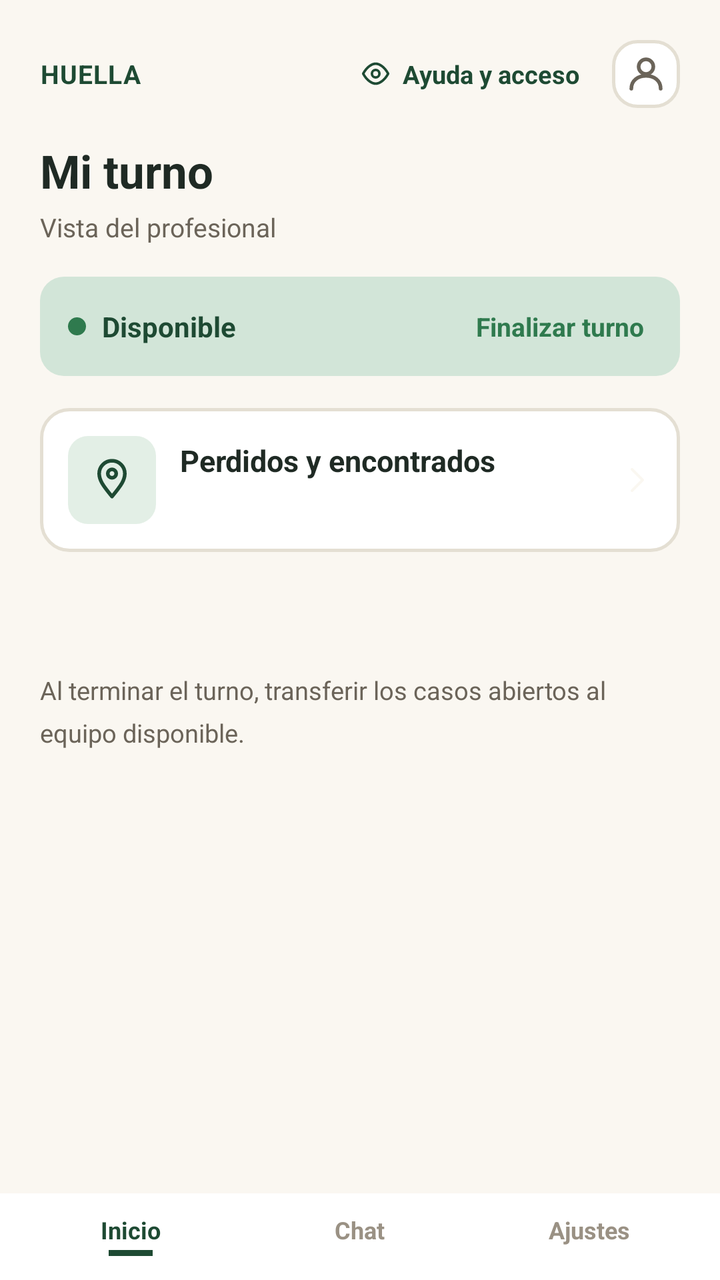
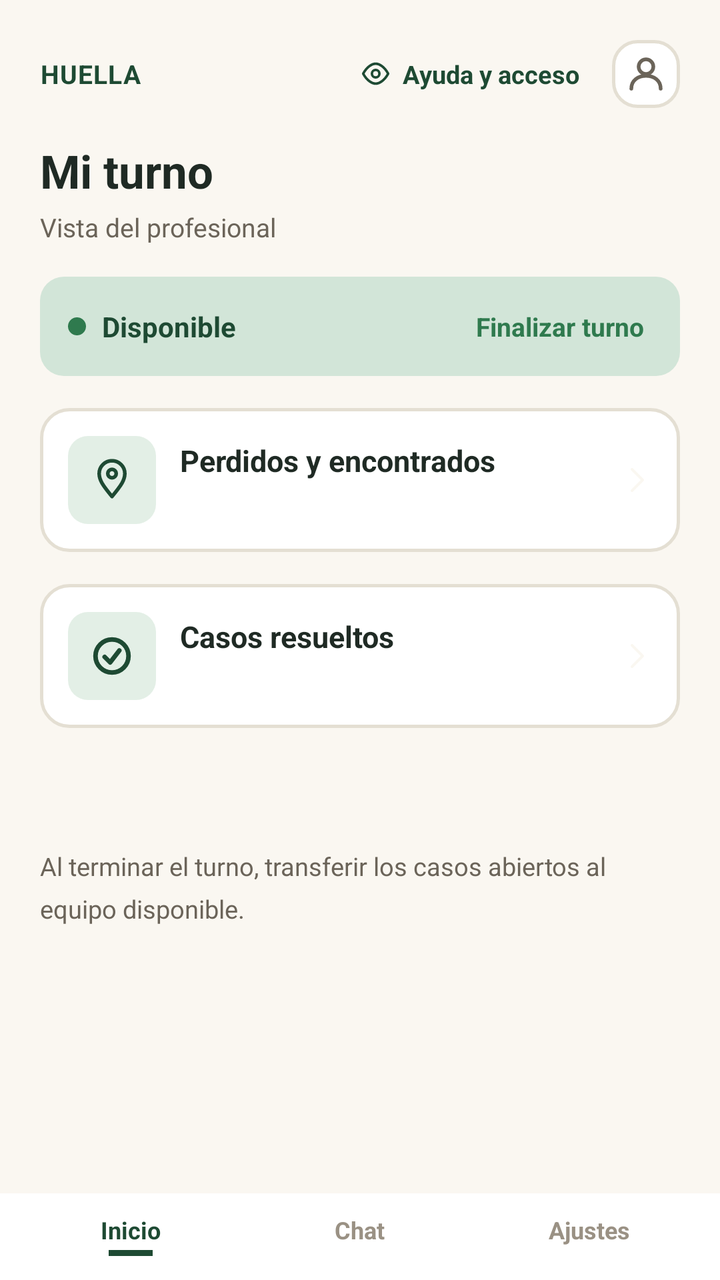

Two renders of the same Android screen: before a commit and after it. Below are the layout's source before the change and the commit's diff.
<!-- AndroidManifest.xml: application theme Theme.HUELLASEGURA -->
<!-- res/layout/activity_bandeja_profesional.xml -->
<?xml version="1.0" encoding="utf-8"?>
<LinearLayout xmlns:android="http://schemas.android.com/apk/res/android"
    xmlns:app="http://schemas.android.com/apk/res-auto"
    android:id="@+id/root"
    android:layout_width="match_parent"
    android:layout_height="match_parent"
    android:background="@color/surface_background"
    android:orientation="vertical">

    <LinearLayout
        android:layout_width="match_parent"
        android:layout_height="wrap_content"
        android:gravity="center_vertical"
        android:orientation="horizontal"
        android:paddingStart="20dp"
        android:paddingTop="20dp"
        android:paddingEnd="20dp">

        <TextView
            android:layout_width="0dp"
            android:layout_height="wrap_content"
            android:layout_weight="1"
            android:letterSpacing="0.03"
            android:text="@string/report_brand_wordmark"
            android:textColor="@color/brand_dark"
            android:textSize="13sp"
            android:textStyle="bold" />

        <LinearLayout
            android:id="@+id/btnHelpAccess"
            android:layout_width="wrap_content"
            android:layout_height="wrap_content"
            android:layout_marginEnd="10dp"
            android:clickable="true"
            android:focusable="true"
            android:gravity="center_vertical"
            android:orientation="horizontal"
            android:padding="6dp">

            <ImageView
                android:layout_width="15dp"
                android:layout_height="15dp"
                android:contentDescription="@null"
                android:src="@drawable/ic_eye_outline" />

            <TextView
                android:layout_width="wrap_content"
                android:layout_height="wrap_content"
                android:layout_marginStart="6dp"
                android:text="@string/report_help_access"
                android:textColor="@color/brand_dark"
                android:textSize="12.5sp"
                android:textStyle="bold" />
        </LinearLayout>

        <ImageButton
            android:id="@+id/btnProfile"
            android:layout_width="34dp"
            android:layout_height="34dp"
            android:background="@drawable/bg_icon_button"
            android:contentDescription="@string/profile_button"
            android:padding="7dp"
            android:src="@drawable/ic_profile" />
    </LinearLayout>

    <ScrollView
        android:id="@+id/scrollCases"
        android:layout_width="match_parent"
        android:layout_height="0dp"
        android:layout_weight="1"
        android:fillViewport="true">

        <LinearLayout
            android:layout_width="match_parent"
            android:layout_height="wrap_content"
            android:orientation="vertical"
            android:paddingStart="20dp"
            android:paddingTop="16dp"
            android:paddingEnd="20dp"
            android:paddingBottom="8dp">

            <TextView
                android:layout_width="wrap_content"
                android:layout_height="wrap_content"
                android:text="@string/professional_shift_title"
                android:textColor="@color/text_primary"
                android:textSize="23sp"
                android:textStyle="bold" />

            <TextView
                android:layout_width="wrap_content"
                android:layout_height="wrap_content"
                android:layout_marginTop="4dp"
                android:layout_marginBottom="16dp"
                android:text="@string/professional_shift_subtitle"
                android:textColor="@color/text_secondary"
                android:textSize="13sp" />

            <LinearLayout
                android:id="@+id/cardShiftStatus"
                android:layout_width="match_parent"
                android:layout_height="wrap_content"
                android:layout_marginBottom="16dp"
                android:background="@drawable/bg_shift_status"
                android:gravity="center_vertical"
                android:orientation="horizontal"
                android:paddingStart="14dp"
                android:paddingTop="12dp"
                android:paddingEnd="14dp"
                android:paddingBottom="12dp">

                <View
                    android:id="@+id/dotStatus"
                    android:layout_width="9dp"
                    android:layout_height="9dp"
                    android:background="@drawable/shape_dot_active" />

                <TextView
                    android:id="@+id/tvStatus"
                    android:layout_width="0dp"
                    android:layout_height="wrap_content"
                    android:layout_marginStart="8dp"
                    android:layout_weight="1"
                    android:text="@string/professional_status_available"
                    android:textColor="@color/brand_dark"
                    android:textSize="14sp"
                    android:textStyle="bold" />

                <TextView
                    android:id="@+id/tvToggleShift"
                    android:layout_width="wrap_content"
                    android:layout_height="wrap_content"
                    android:background="?attr/selectableItemBackgroundBorderless"
                    android:padding="4dp"
                    android:text="@string/professional_end_shift"
                    android:textColor="@color/accent_green"
                    android:textSize="13sp"
                    android:textStyle="bold" />
            </LinearLayout>

            <LinearLayout
                android:id="@+id/cardPerdidos"
                android:layout_width="match_parent"
                android:layout_height="wrap_content"
                android:layout_marginBottom="16dp"
                android:background="@drawable/bg_card"
                android:clickable="true"
                android:focusable="true"
                android:foreground="?attr/selectableItemBackground"
                android:gravity="center_vertical"
                android:orientation="horizontal"
                android:padding="14dp">

                <FrameLayout
                    android:layout_width="44dp"
                    android:layout_height="44dp"
                    android:background="@drawable/bg_icon_soft">

                    <ImageView
                        android:layout_width="22dp"
                        android:layout_height="22dp"
                        android:layout_gravity="center"
                        android:contentDescription="@null"
                        android:src="@drawable/ic_location_pin" />
                </FrameLayout>

                <LinearLayout
                    android:layout_width="0dp"
                    android:layout_height="wrap_content"
                    android:layout_marginStart="12dp"
                    android:layout_weight="1"
                    android:orientation="vertical">

                    <TextView
                        android:layout_width="wrap_content"
                        android:layout_height="wrap_content"
                        android:text="@string/perdidos_inbox_title"
                        android:textColor="@color/text_primary"
                        android:textSize="15sp"
                        android:textStyle="bold" />

                    <TextView
                        android:id="@+id/tvPerdidosCount"
                        android:layout_width="wrap_content"
                        android:layout_height="wrap_content"
                        android:layout_marginTop="2dp"
                        android:textColor="@color/text_secondary"
                        android:textSize="12.5sp" />
                </LinearLayout>

                <View
                    android:id="@+id/dotPerdidos"
                    android:layout_width="10dp"
                    android:layout_height="10dp"
                    android:background="@drawable/shape_dot_active"
                    android:visibility="invisible" />

                <ImageView
                    android:layout_width="16dp"
                    android:layout_height="16dp"
                    android:layout_marginStart="8dp"
                    android:contentDescription="@null"
                    android:rotation="180"
                    android:src="@drawable/ic_arrow_back" />
            </LinearLayout>

            <LinearLayout
                android:layout_width="match_parent"
                android:layout_height="wrap_content"
                android:layout_marginBottom="16dp"
                android:orientation="horizontal">

                <TextView
                    android:id="@+id/tvCountPending"
                    android:layout_width="wrap_content"
                    android:layout_height="wrap_content"
                    android:layout_marginEnd="18dp"
                    android:textColor="@color/text_primary"
                    android:textSize="15sp"
                    android:textStyle="bold" />

                <TextView
                    android:id="@+id/tvCountAttending"
                    android:layout_width="wrap_content"
                    android:layout_height="wrap_content"
                    android:textColor="@color/text_primary"
                    android:textSize="15sp"
                    android:textStyle="bold" />
            </LinearLayout>

            <LinearLayout
                android:id="@+id/casesContainer"
                android:layout_width="match_parent"
                android:layout_height="wrap_content"
                android:layout_marginBottom="8dp"
                android:orientation="vertical" />

            <TextView
                android:layout_width="match_parent"
                android:layout_height="wrap_content"
                android:lineSpacingMultiplier="1.4"
                android:text="@string/professional_footer_note"
                android:textColor="@color/text_secondary"
                android:textSize="12.5sp" />
        </LinearLayout>
    </ScrollView>

    <LinearLayout
        android:layout_width="match_parent"
        android:layout_height="wrap_content"
        android:background="@android:color/white"
        android:orientation="horizontal"
        android:paddingStart="8dp"
        android:paddingTop="10dp"
        android:paddingEnd="8dp"
        android:paddingBottom="12dp">

        <LinearLayout
            android:id="@+id/tabInicio"
            android:layout_width="0dp"
            android:layout_height="wrap_content"
            android:layout_weight="1"
            android:gravity="center"
            android:orientation="vertical">

            <TextView
                android:layout_width="wrap_content"
                android:layout_height="wrap_content"
                android:text="@string/nav_home"
                android:textColor="@color/brand_dark"
                android:textSize="12sp"
                android:textStyle="bold" />

            <View
                android:layout_width="22dp"
                android:layout_height="3dp"
                android:layout_marginTop="2dp"
                android:background="@color/brand_dark" />
        </LinearLayout>


        <LinearLayout
            android:id="@+id/tabChat"
            android:layout_width="0dp"
            android:layout_height="wrap_content"
            android:layout_weight="1"
            android:gravity="center"
            android:orientation="vertical">

            <TextView
                android:layout_width="wrap_content"
                android:layout_height="wrap_content"
                android:text="@string/nav_chat"
                android:textColor="@color/field_placeholder"
                android:textSize="12sp"
                android:textStyle="bold" />

            <View
                android:layout_width="22dp"
                android:layout_height="3dp"
                android:layout_marginTop="2dp"
                android:background="@android:color/transparent" />
        </LinearLayout>

        <LinearLayout
            android:id="@+id/tabAjustes"
            android:layout_width="0dp"
            android:layout_height="wrap_content"
            android:layout_weight="1"
            android:gravity="center"
            android:orientation="vertical">

            <TextView
                android:layout_width="wrap_content"
                android:layout_height="wrap_content"
                android:text="@string/professional_nav_settings"
                android:textColor="@color/field_placeholder"
                android:textSize="12sp"
                android:textStyle="bold" />

            <View
                android:layout_width="22dp"
                android:layout_height="3dp"
                android:layout_marginTop="2dp"
                android:background="@android:color/transparent" />
        </LinearLayout>
    </LinearLayout>
</LinearLayout>
<!-- resources referenced by this layout -->
<resources>
  <color name="accent_green">@color/splash_icon_background</color>
  <color name="brand_dark">@color/splash_background</color>
  <color name="field_placeholder">#9A9184</color>
  <color name="surface_background">@color/splash_text_primary</color>
  <color name="text_primary">#1F2A24</color>
  <color name="text_secondary">#6B6459</color>
  <!-- drawable bg_card (drawable) -->
  <?xml version="1.0" encoding="utf-8"?>
  <shape xmlns:android="http://schemas.android.com/apk/res/android"
      android:shape="rectangle">
      <solid android:color="@android:color/white" />
      <corners android:radius="14dp" />
      <stroke
          android:width="1.5dp"
          android:color="@color/field_border" />
  </shape>
  <!-- drawable bg_icon_button (drawable) -->
  <?xml version="1.0" encoding="utf-8"?>
  <shape xmlns:android="http://schemas.android.com/apk/res/android"
      android:shape="rectangle">
      <solid android:color="@android:color/white" />
      <corners android:radius="12dp" />
      <stroke
          android:width="1.5dp"
          android:color="@color/field_border" />
  </shape>
  <!-- drawable bg_icon_soft (drawable) -->
  <?xml version="1.0" encoding="utf-8"?>
  <shape xmlns:android="http://schemas.android.com/apk/res/android"
      android:shape="rectangle">
      <solid android:color="@color/accent_soft" />
      <corners android:radius="10dp" />
  </shape>
  <!-- drawable bg_shift_status (drawable) -->
  <?xml version="1.0" encoding="utf-8"?>
  <shape xmlns:android="http://schemas.android.com/apk/res/android"
      android:shape="rectangle">
      <solid android:color="@color/map_placeholder_bg" />
      <corners android:radius="12dp" />
  </shape>
  <!-- drawable shape_dot_active (drawable) -->
  <?xml version="1.0" encoding="utf-8"?>
  <shape xmlns:android="http://schemas.android.com/apk/res/android"
      android:shape="oval">
      <solid android:color="@color/splash_icon_background" />
  </shape>
  <string name="nav_chat">Chat</string>
  <string name="nav_home">Inicio</string>
  <string name="perdidos_inbox_title">Perdidos y encontrados</string>
  <string name="professional_end_shift">Finalizar turno</string>
  <string name="professional_footer_note">Al terminar el turno, transferir los casos abiertos al equipo disponible.</string>
  <string name="professional_nav_settings">Ajustes</string>
  <string name="professional_shift_subtitle">Vista del profesional</string>
  <string name="professional_shift_title">Mi turno</string>
  <string name="professional_status_available">Disponible</string>
  <string name="profile_button">Perfil</string>
  <string name="report_brand_wordmark">HUELLA</string>
  <string name="report_help_access">Ayuda y acceso</string>
  <style name="Theme.HUELLASEGURA" parent="Base.Theme.HUELLASEGURA" />
  <color name="splash_icon_background">#2F7A4E</color>
  <color name="splash_background">#1E4A33</color>
  <color name="splash_text_primary">#FAF7F1</color>
  <color name="field_border">#E4DFD3</color>
  <color name="accent_soft">#E3EFE6</color>
  <color name="map_placeholder_bg">#D2E5D8</color>
  <!-- unchanged entries left out for length: 5 -->
</resources>

<!-- the commit's change to res/layout/activity_bandeja_profesional.xml (unified diff, before → after) -->
@@ -205,6 +205,65 @@
             </LinearLayout>
 
             <LinearLayout
+                android:id="@+id/cardResueltos"
+                android:layout_width="match_parent"
+                android:layout_height="wrap_content"
+                android:layout_marginBottom="16dp"
+                android:background="@drawable/bg_card"
+                android:clickable="true"
+                android:focusable="true"
+                android:foreground="?attr/selectableItemBackground"
+                android:gravity="center_vertical"
+                android:orientation="horizontal"
+                android:padding="14dp">
+
+                <FrameLayout
+                    android:layout_width="44dp"
+                    android:layout_height="44dp"
+                    android:background="@drawable/bg_icon_soft">
+
+                    <ImageView
+                        android:layout_width="22dp"
+                        android:layout_height="22dp"
+                        android:layout_gravity="center"
+                        android:contentDescription="@null"
+                        android:src="@drawable/ic_check_circle_dark" />
+                </FrameLayout>
+
+                <LinearLayout
+                    android:layout_width="0dp"
+                    android:layout_height="wrap_content"
+                    android:layout_marginStart="12dp"
+                    android:layout_weight="1"
+                    android:orientation="vertical">
+
+                    <TextView
+                        android:layout_width="wrap_content"
+                        android:layout_height="wrap_content"
+                        android:text="@string/resolved_inbox_title"
+                        android:textColor="@color/text_primary"
+                        android:textSize="15sp"
+                        android:textStyle="bold" />
+
+                    <TextView
+                        android:id="@+id/tvResueltosCount"
+                        android:layout_width="wrap_content"
+                        android:layout_height="wrap_content"
+                        android:layout_marginTop="2dp"
+                        android:textColor="@color/text_secondary"
+                        android:textSize="12.5sp" />
+                </LinearLayout>
+
+                <ImageView
+                    android:layout_width="16dp"
+                    android:layout_height="16dp"
+                    android:layout_marginStart="8dp"
+                    android:contentDescription="@null"
+                    android:rotation="180"
+                    android:src="@drawable/ic_arrow_back" />
+            </LinearLayout>
+
+            <LinearLayout
                 android:layout_width="match_parent"
                 android:layout_height="wrap_content"
                 android:layout_marginBottom="16dp"
<!-- resource entries referenced after the edit -->
@@ -40,6 +40,26 @@
       <solid android:color="@color/map_placeholder_bg" />
       <corners android:radius="12dp" />
   </shape>
+  <!-- drawable ic_check_circle_dark (drawable) -->
+  <?xml version="1.0" encoding="utf-8"?>
+  <vector xmlns:android="http://schemas.android.com/apk/res/android"
+      android:width="24dp"
+      android:height="24dp"
+      android:viewportWidth="24"
+      android:viewportHeight="24">
+      <path
+          android:pathData="M3,12 A9,9 0 1 0 21,12 A9,9 0 1 0 3,12 Z"
+          android:strokeColor="@color/brand_dark"
+          android:strokeWidth="2.5"
+          android:fillColor="#00000000" />
+      <path
+          android:pathData="M8,12.5 L11,15.5 L16,9"
+          android:strokeColor="@color/brand_dark"
+          android:strokeWidth="2.5"
+          android:strokeLineCap="round"
+          android:strokeLineJoin="round"
+          android:fillColor="#00000000" />
+  </vector>
   <!-- drawable shape_dot_active (drawable) -->
   <?xml version="1.0" encoding="utf-8"?>
   <shape xmlns:android="http://schemas.android.com/apk/res/android"
@@ -58,6 +78,7 @@
   <string name="profile_button">Perfil</string>
   <string name="report_brand_wordmark">HUELLA</string>
   <string name="report_help_access">Ayuda y acceso</string>
+  <string name="resolved_inbox_title">Casos resueltos</string>
   <style name="Theme.HUELLASEGURA" parent="Base.Theme.HUELLASEGURA" />
   <color name="splash_icon_background">#2F7A4E</color>
   <color name="splash_background">#1E4A33</color>
